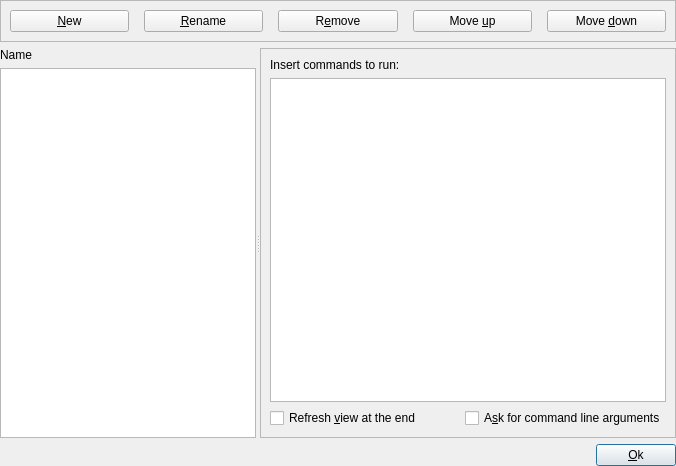
Above: src/customaction.ui from tibirna/qgit before the change. Below: the same form after it.
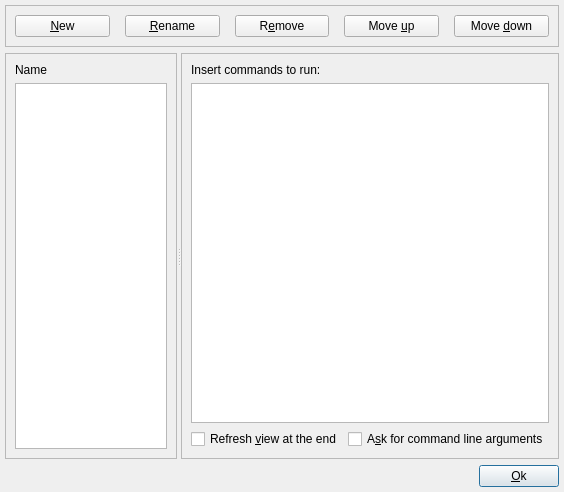
That is the form after the change. Icons and pictures are not drawn.

Patch:
```diff
--- a/src/customaction.ui
+++ b/src/customaction.ui
@@ -5,8 +5,8 @@
    <rect>
     <x>0</x>
     <y>0</y>
-    <width>676</width>
-    <height>466</height>
+    <width>564</width>
+    <height>492</height>
    </rect>
   </property>
   <property name="windowTitle" >
@@ -17,7 +17,7 @@
   </property>
   <layout class="QHBoxLayout" >
    <property name="margin" >
-    <number>0</number>
+    <number>5</number>
    </property>
    <property name="spacing" >
     <number>0</number>
@@ -139,7 +139,21 @@
        <property name="orientation" >
         <enum>Qt::Horizontal</enum>
        </property>
-       <widget class="QWidget" name="layoutWidget" >
+       <widget class="QFrame" name="frame_3" >
+        <property name="frameShape" >
+         <enum>QFrame::StyledPanel</enum>
+        </property>
+        <property name="frameShadow" >
+         <enum>QFrame::Raised</enum>
+        </property>
+        <layout class="QHBoxLayout" >
+         <property name="margin" >
+          <number>9</number>
+         </property>
+         <property name="spacing" >
+          <number>6</number>
+         </property>
+         <item>
         <layout class="QVBoxLayout" >
          <property name="margin" >
           <number>0</number>
@@ -158,28 +172,13 @@
           </widget>
          </item>
          <item>
-          <widget class="QListWidget" name="listWidgetNames" >
-           <property name="sizePolicy" >
-            <sizepolicy>
-             <hsizetype>7</hsizetype>
-             <vsizetype>7</vsizetype>
-             <horstretch>0</horstretch>
-             <verstretch>0</verstretch>
-            </sizepolicy>
-           </property>
-          </widget>
+            <widget class="QListWidget" name="listWidgetNames" />
+           </item>
+          </layout>
          </item>
         </layout>
        </widget>
        <widget class="QFrame" name="frame_2" >
-        <property name="sizePolicy" >
-         <sizepolicy>
-          <hsizetype>5</hsizetype>
-          <vsizetype>5</vsizetype>
-          <horstretch>11</horstretch>
-          <verstretch>0</verstretch>
-         </sizepolicy>
-        </property>
         <property name="frameShape" >
          <enum>QFrame::StyledPanel</enum>
         </property>
```
Lines whose indentation alone changed are shown as unchanged.
